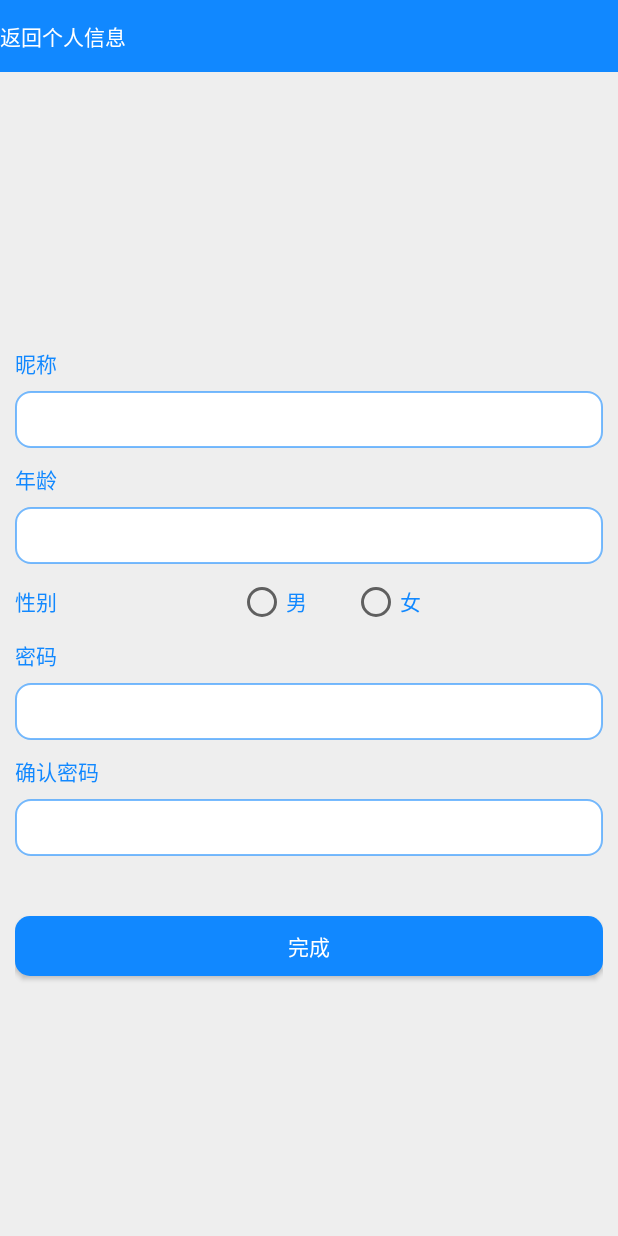
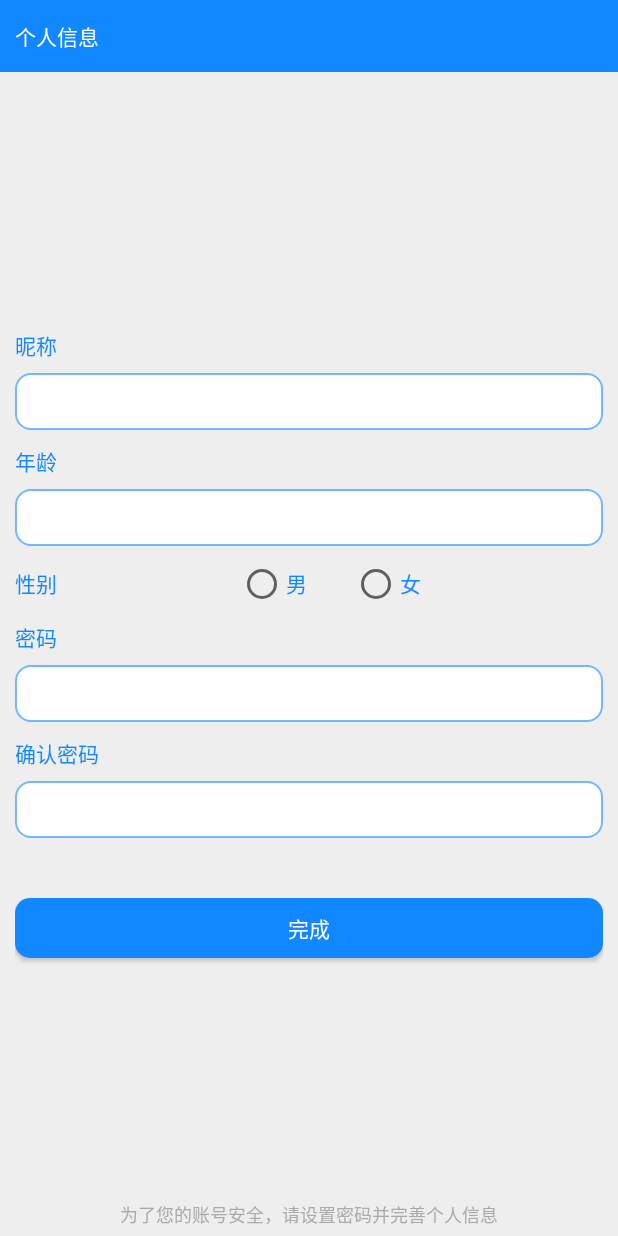
Before and after one commit to mirryjuan/Chat, an Android app: the InfoSetActivity screen opened directly, with no data from a screen before it, on a phone screen of 412 x 824 dp. Run offline under Robolectric (Android 15) with nearby library versions, the phone set to English and light mode, and no system bars; our stand-ins replace ButterKnife.

Commit message:
修改登录、注册、信息设置界面逻辑

```diff
--- a/app/src/main/java/com/example/mirry/chat/activity/InfoSetActivity.java
+++ b/app/src/main/java/com/example/mirry/chat/activity/InfoSetActivity.java
@@ -1,13 +1,16 @@
 package com.example.mirry.chat.activity;
 
 import android.app.Activity;
+import android.content.Intent;
 import android.os.Bundle;
+import android.view.View;
 import android.view.Window;
 import android.widget.Button;
 import android.widget.EditText;
 import android.widget.RadioButton;
 import android.widget.RadioGroup;
 import android.widget.TextView;
+import android.widget.Toast;
 
 import com.example.mirry.chat.R;
 
@@ -16,8 +19,6 @@ import butterknife.InjectView;
 
 public class InfoSetActivity extends Activity {
 
-    @InjectView(R.id.back)
-    TextView back;
     @InjectView(R.id.nickname)
     EditText nickname;
     @InjectView(R.id.age)
@@ -41,5 +42,17 @@ public class InfoSetActivity extends Activity {
         requestWindowFeature(Window.FEATURE_NO_TITLE);
         setContentView(R.layout.activity_info_set);
         ButterKnife.inject(this);
+
+        accomplish.setOnClickListener(new View.OnClickListener() {
+            @Override
+            public void onClick(View v) {
+                InfoSetActivity.this.finish();
+            }
+        });
+    }
+
+    @Override
+    public void onBackPressed() {
+        Toast.makeText(this, "按下Back键", Toast.LENGTH_SHORT).show();
     }
 }
--- a/app/src/main/java/com/example/mirry/chat/activity/LoginActivity.java
+++ b/app/src/main/java/com/example/mirry/chat/activity/LoginActivity.java
@@ -9,7 +9,6 @@ import android.widget.Button;
 import android.widget.EditText;
 
 import com.example.mirry.chat.R;
-import com.example.mirry.chat.view.CircleImageView;
 
 import butterknife.ButterKnife;
 import butterknife.InjectView;
@@ -48,7 +47,6 @@ public class LoginActivity extends Activity implements View.OnClickListener {
                 break;
             case R.id.register:
                 startActivity(new Intent(LoginActivity.this,RegisterActivity.class));
-                this.finish();
                 break;
         }
     }
--- a/app/src/main/java/com/example/mirry/chat/activity/RegisterActivity.java
+++ b/app/src/main/java/com/example/mirry/chat/activity/RegisterActivity.java
@@ -49,7 +49,7 @@ public class RegisterActivity extends Activity implements View.OnClickListener {
                 break;
             case R.id.register:
                 Toast.makeText(RegisterActivity.this, "注册成功", Toast.LENGTH_SHORT).show();
-                startActivity(new Intent(RegisterActivity.this,InfoSetActivity.class));
+                startActivity(new Intent(this,InfoSetActivity.class));
                 this.finish();
                 break;
         }
--- a/app/src/main/res/layout/activity_info_set.xml
+++ b/app/src/main/res/layout/activity_info_set.xml
@@ -5,38 +5,26 @@
     android:layout_width="match_parent"
     android:layout_height="match_parent"
     tools:context="com.example.mirry.chat.activity.InfoSetActivity"
-    android:orientation="vertical">
-    <LinearLayout
+    android:orientation="vertical"
+    android:background="@color/lightGray">
+
+    <TextView
         android:layout_width="match_parent"
         android:layout_height="48dp"
-        android:background="@color/darkBlue"
-        android:orientation="horizontal">
-
-        <TextView
-            android:id="@+id/back"
-            android:layout_width="wrap_content"
-            android:layout_height="match_parent"
-            android:background="@null"
-            android:text="返回"
-            android:textColor="@color/white"
-            android:gravity="center_vertical"/>
-
-        <TextView
-            android:layout_width="match_parent"
-            android:layout_height="match_parent"
-            android:text="@string/info"
-            android:textColor="@color/white"
-            android:gravity="center_vertical"/>
-
-    </LinearLayout>
+        android:text="@string/info"
+        android:textColor="@color/white"
+        android:gravity="center_vertical"
+        android:paddingLeft="10dp"
+        android:paddingStart="10dp"
+        android:background="@color/darkBlue"/>
 
     <LinearLayout
         android:layout_width="match_parent"
-        android:layout_height="match_parent"
+        android:layout_height="0dp"
         android:orientation="vertical"
         android:gravity="center_vertical"
-        android:background="@color/lightGray"
-        android:padding="10dp">
+        android:padding="10dp"
+        android:layout_weight="1">
 
         <TextView
             android:layout_width="wrap_content"
@@ -91,7 +79,8 @@
                 android:layout_height="wrap_content"
                 android:orientation="horizontal"
                 android:gravity="center"
-                android:layout_toRightOf="@+id/tv_sex">
+                android:layout_toRightOf="@+id/tv_sex"
+                android:layout_toEndOf="@+id/tv_sex">
 
                 <RadioButton
                     android:id="@+id/male"
@@ -99,7 +88,8 @@
                     android:layout_height="wrap_content"
                     android:text="@string/male"
                     android:textColor="@color/darkBlue"
-                    android:layout_marginRight="30dp"/>
+                    android:layout_marginRight="30dp"
+                    android:layout_marginEnd="30dp"/>
 
                 <RadioButton
                     android:id="@+id/female"
@@ -153,6 +143,13 @@
 
     </LinearLayout>
 
-
+    <TextView
+        android:layout_width="match_parent"
+        android:layout_height="wrap_content"
+        android:gravity="center_horizontal"
+        android:text="@string/setTip"
+        android:textSize="12sp"
+        android:textColor="@color/darkGray"
+        android:layout_marginBottom="5dp"/>
 
 </LinearLayout>
--- a/app/src/main/res/values/strings.xml
+++ b/app/src/main/res/values/strings.xml
@@ -23,4 +23,5 @@
     <string name="female">女</string>
     <string name="confirmPwd">确认密码</string>
     <string name="accomplish">完成</string>
+    <string name="setTip">为了您的账号安全，请设置密码并完善个人信息</string>
 </resources>
```
